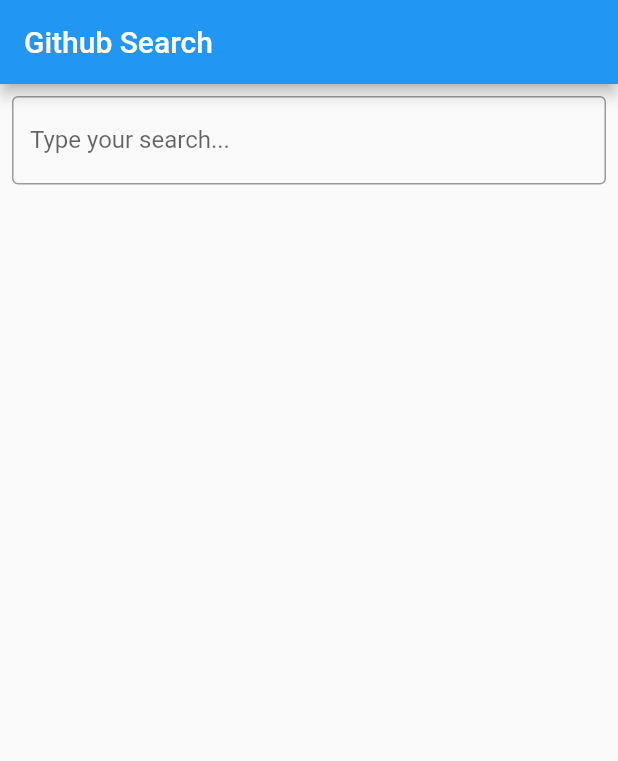
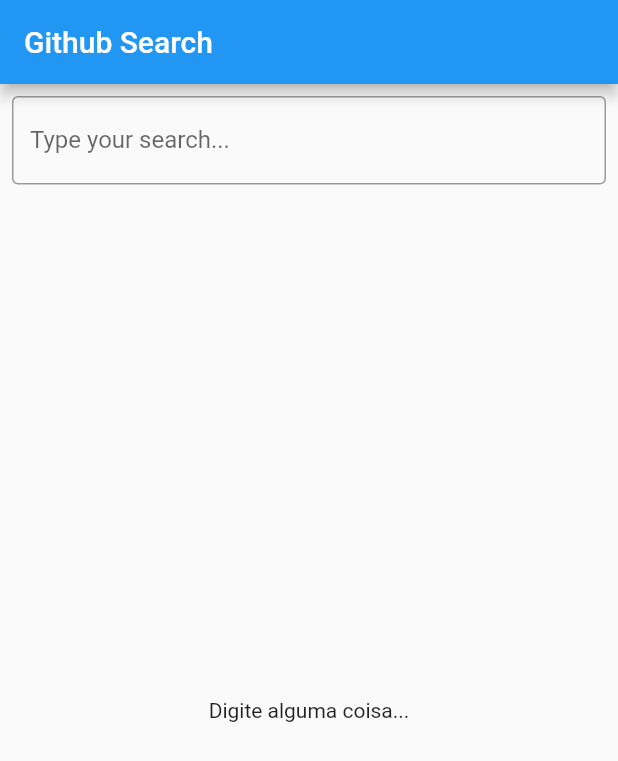
Before and after one commit to eliasciceros/github_user_searcher, a Flutter app: the screen it shows after launch, on a phone screen of 412 x 824 dp. Shown: the top 761 px of the screen. Run offline on Flutter 3.47's test engine with Material 2 defaults, Android fonts, the light colour scheme and no system bars; our stand-ins replace bloc, dartz, dio, flutter_bloc, flutter_modular, rxdart.

Commit message:
Finished presenter

```diff
--- a/lib/modules/search/domain/errors/errors.dart
+++ b/lib/modules/search/domain/errors/errors.dart
@@ -1,8 +1,12 @@
 abstract class FailureSearchInterface implements Exception {}
 
-class InvalidSearchTextError implements FailureSearchInterface {}
+class InvalidSearchTextError extends FailureSearchInterface {}
 
-class DatasourceError implements FailureSearchInterface {
+class ExternalError extends FailureSearchInterface {}
+
+class EmptyList extends FailureSearchInterface {}
+
+class DatasourceError extends FailureSearchInterface {
   // add possibility to external database implementation send a message
   late final String message;
 
--- a/lib/modules/search/presenter/search/search_bloc.dart
+++ b/lib/modules/search/presenter/search/search_bloc.dart
@@ -1,15 +1,33 @@
 import 'package:bloc/bloc.dart';
-import 'package:searches_clean_arch/modules/search/presenter/search/states/state.dart';
+import 'package:rxdart/rxdart.dart';
+import 'package:searches_clean_arch/modules/search/presenter/search/states/search_state.dart';
 
 import '../../domain/usecases/search_by_text_interface.dart';
 
-// Bloc requires an input and an output. In this case, a string and a state.
+// Bloc requires an event and an state. In this case, a string and a SearchState.
 class SearchBloc extends Bloc<String, SearchState> {
-  final SearchByTextInterface useCase;
+  late final SearchByTextInterface useCase;
 
-  SearchBloc(this.useCase) : super(SearchStart());
+  SearchBloc(this.useCase) : super(InitialState()) {
+    on<String>(
+      (event, emit) async {
+        if (event.isEmpty) {
+          return emit(InitialState());
+        }
 
-  Stream<SearchState> mapEventToState(String searchText) async* {
-    // TODO: map events to states
+        emit(LoadingState());
+
+        final result = await useCase(event);
+        return emit(result.fold(
+          (failure) => ErrorState(failure),
+          (success) => SuccessState(success),
+        ));
+      },
+      transformer: debounce(const Duration(milliseconds: 500)),
+    );
+  }
+
+  EventTransformer<T> debounce<T>(Duration duration) {
+    return (events, mapper) => events.debounceTime(duration).flatMap(mapper);
   }
 }
--- a/lib/modules/search/presenter/search/search_page.dart
+++ b/lib/modules/search/presenter/search/search_page.dart
@@ -1,4 +1,11 @@
 import 'package:flutter/material.dart';
+import 'package:flutter_bloc/flutter_bloc.dart';
+import 'package:flutter_modular/flutter_modular.dart';
+import 'package:searches_clean_arch/modules/search/presenter/search/search_bloc.dart';
+
+import '../../domain/entities/result_search_entity.dart';
+import '../../domain/errors/errors.dart';
+import 'states/search_state.dart';
 
 class SearchPage extends StatefulWidget {
   const SearchPage({Key? key}) : super(key: key);
@@ -7,7 +14,41 @@
   _SearchPageState createState() => _SearchPageState();
 }
 
-class _SearchPageState extends State<SearchPage> {
+class _SearchPageState extends ModularState<SearchPage, SearchBloc> {
+  Widget _buildResultList(List<ResultSearchEntity> resultList) {
+    return ListView.builder(
+      // ListView is Scrollable and so needs size. But i do not know the size, so I use expanded.
+      itemCount: resultList.length,
+      itemBuilder: (_, index) {
+        final item = resultList[index];
+
+        return ListTile(
+          leading: CircleAvatar(
+            backgroundImage: NetworkImage(item.image),
+          ),
+          title: Text(item.title),
+          subtitle: Text(item.description),
+        );
+      },
+    );
+  }
+
+  Widget _buildError(FailureSearchInterface error) {
+    if (error is EmptyList) {
+      return const Center(
+        child: Text('Nada encontrado'),
+      );
+    } else if (error is ExternalError) {
+      return const Center(
+        child: Text('Erro no github'),
+      );
+    } else {
+      return const Center(
+        child: Text('Erro interno'),
+      );
+    }
+  }
+
   @override
   Widget build(BuildContext context) {
     return Scaffold(
@@ -15,20 +56,39 @@
         title: const Text("Github Search"),
       ),
       body: Column(children: <Widget>[
-        const Padding(
-          padding: EdgeInsets.only(top: 8.0, right: 8.0, left: 8.0),
+        Padding(
+          padding: const EdgeInsets.only(top: 8.0, right: 8.0, left: 8.0),
           child: TextField(
-            decoration: InputDecoration(
+            onChanged: controller.add,
+            decoration: const InputDecoration(
               border: OutlineInputBorder(),
               labelText: "Type your search...",
             ),
           ),
         ),
         Expanded(
-          child: ListView.builder(itemBuilder: (_, id) {
-            // ListView is Scrollable and so needs size. But i do not know the size, so I use expanded.
-            return const ListTile();
-          }),
+          child: BlocBuilder<SearchBloc, SearchState>(
+            bloc: controller,
+            builder: (context, state) {
+              if (state is ErrorState){
+                return _buildError(state.error);
+              }
+
+              if (state is InitialState){
+                return const Center(
+                  child: Text('Digite alguma coisa...'),
+                );
+              } else if (state is LoadingState) {
+                return const Center(
+                  child: CircularProgressIndicator(),
+                );
+              } else if (state is SuccessState) {
+                return _buildResultList(state.list);
+              } else {
+                return Container();
+              }
+            }
+          ),
         ),
       ]),
     );
--- /dev/null
+++ b/lib/modules/search/presenter/search/states/search_state.dart
@@ -0,0 +1,19 @@
+import 'package:searches_clean_arch/modules/search/domain/errors/errors.dart';
+
+import '../../../domain/entities/result_search_entity.dart';
+
+abstract class SearchState {}
+
+class InitialState implements SearchState {}
+
+class LoadingState implements SearchState {}
+
+class ErrorState implements SearchState {
+  final FailureSearchInterface error;
+  const ErrorState(this.error);
+}
+
+class SuccessState implements SearchState {
+  late final List<ResultSearchEntity> list;
+  SuccessState(this.list);
+}
--- a/pubspec.yaml
+++ b/pubspec.yaml
@@ -28,9 +28,12 @@
 # versions available, run `flutter pub outdated`.
 dependencies:
   bloc: ^8.0.2
+  bloc_test: ^9.0.2
   dio: ^4.0.4
   dartz: ^0.10.1
+  flutter_bloc: ^8.0.1
   flutter_modular: ^4.4.0+1
+  rxdart: ^0.27.3
   mocktail: ^0.2.0
   flutter:
     sdk: flutter
```
Also changed, not shown: lib/app_binds.dart (+6 -3 lines), lib/modules/search/infra/models/result_search_model.dart (+6 -6 lines), lib/modules/search/presenter/search/states/state.dart (deleted, +0 -20 lines), pubspec.lock, 1 other file.
